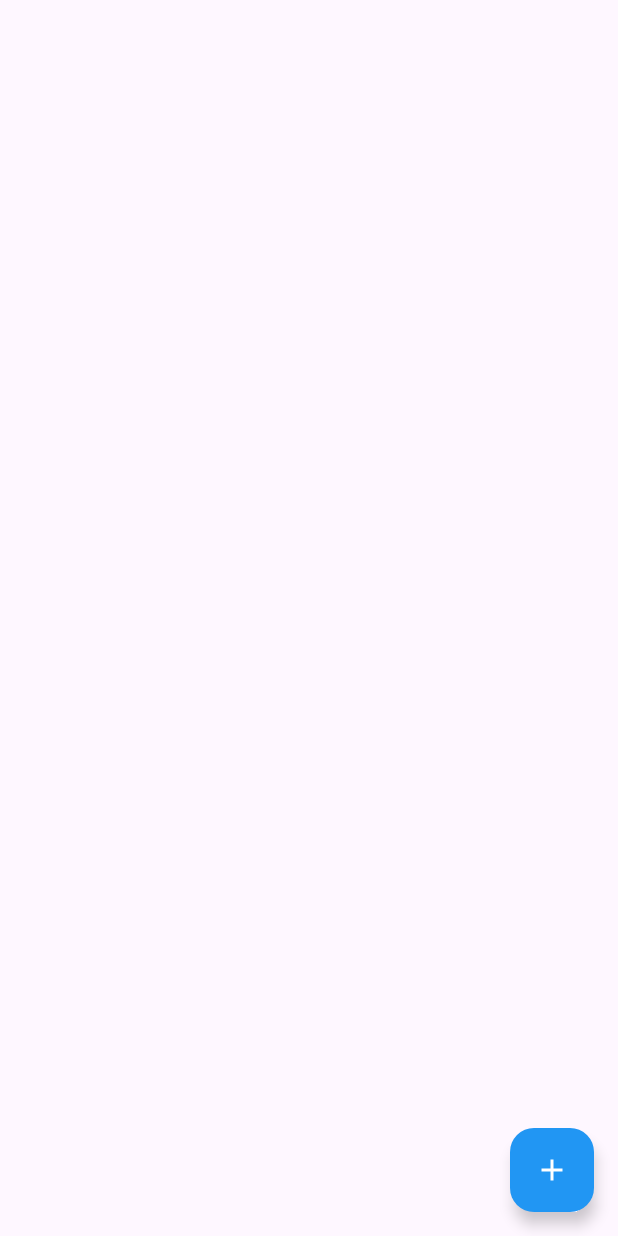
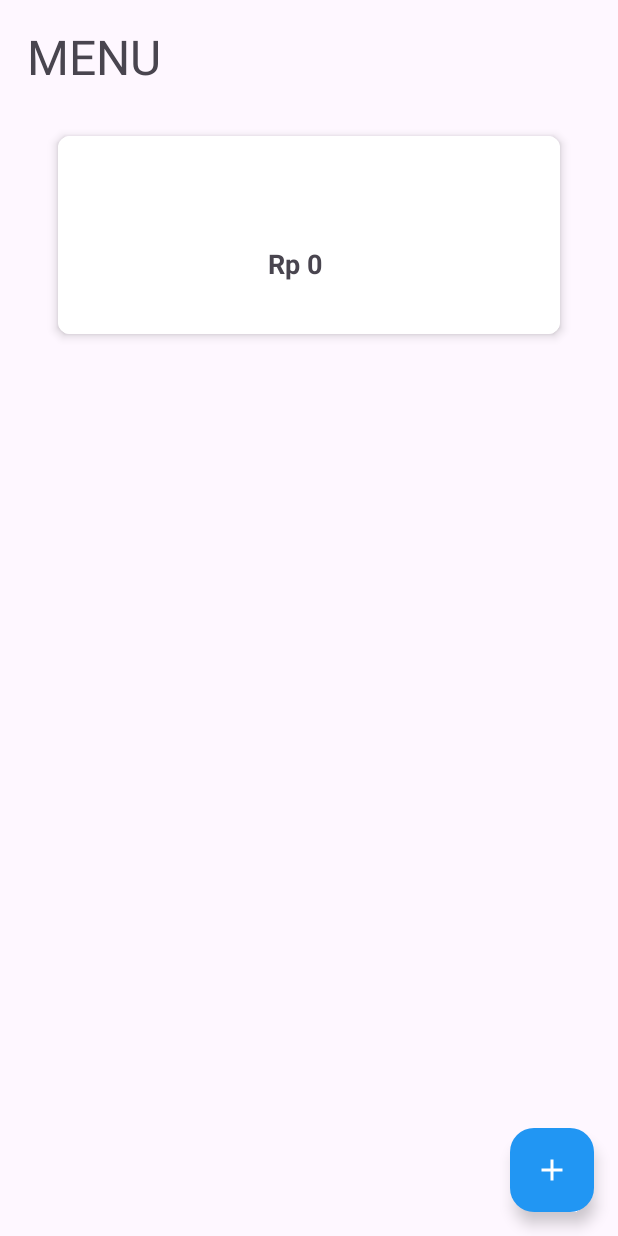
Before and after one commit to salsabilatuadaa/ProjectPBP, an Android app: the ListMenuActivity screen opened directly, with no data from a screen before it, on a phone screen of 412 x 824 dp. Run offline under Robolectric (Android 15) with nearby library versions, the phone set to English and light mode, and no system bars.

Commit message:
create menu

```diff
--- a/app/src/main/java/com/android/projectpbp/Activity/ListMenuActivity.kt
+++ b/app/src/main/java/com/android/projectpbp/Activity/ListMenuActivity.kt
@@ -3,21 +3,36 @@ package com.android.projectpbp.Activity
 import android.content.Intent
 import androidx.appcompat.app.AppCompatActivity
 import android.os.Bundle
+import androidx.recyclerview.widget.LinearLayoutManager
+import com.android.projectpbp.Adapter.MenuAdapter
+import com.android.projectpbp.DatabaseHelper
 import com.android.projectpbp.databinding.ActivityListMenuBinding
 
 
 class ListMenuActivity : AppCompatActivity() {
 
     private lateinit var binding: ActivityListMenuBinding
+    private lateinit var db : DatabaseHelper
+    private lateinit var menuAdapter : MenuAdapter
     override fun onCreate(savedInstanceState: Bundle?) {
         super.onCreate(savedInstanceState)
         binding = ActivityListMenuBinding.inflate(layoutInflater)
         setContentView(binding.root)
 
+        db = DatabaseHelper(this,)
+        menuAdapter = MenuAdapter(db.getAllMenu(), this)
+
+        binding.menuRecyclerView.layoutManager = LinearLayoutManager(this)
+        binding.menuRecyclerView.adapter = menuAdapter
+
         binding.addButton.setOnClickListener{
             val intent = Intent(this, CreateMenuActivity::class.java)
             startActivity(intent)
-            finish()
         }
     }
+
+    override fun onResume() {
+        super.onResume()
+        menuAdapter.refreshData(db.getAllMenu())
+    }
 }
--- a/app/src/main/java/com/android/projectpbp/Activity/RegisterActivity.kt
+++ b/app/src/main/java/com/android/projectpbp/Activity/RegisterActivity.kt
@@ -10,13 +10,13 @@ import com.android.projectpbp.databinding.ActivityRegisterBinding
 class RegisterActivity : AppCompatActivity() {
 
     private lateinit var binding : ActivityRegisterBinding
-    private lateinit var databaseHelper: DatabaseHelper
+    private lateinit var db : DatabaseHelper
     override fun onCreate(savedInstanceState: Bundle?) {
         super.onCreate(savedInstanceState)
         binding = ActivityRegisterBinding.inflate(layoutInflater)
         setContentView(binding.root)
 
-        databaseHelper = DatabaseHelper(this)
+        db = DatabaseHelper(this)
 
         binding.buttonRegister.setOnClickListener {
             val registerUsername = binding.editTextUsername.text.toString()
@@ -32,7 +32,7 @@ class RegisterActivity : AppCompatActivity() {
     }
 
     private fun registerDatabase(username: String, password : String){
-        val insertRowId = databaseHelper.insertUser(username, password)
+        val insertRowId = db.insertUser(username, password)
         if (insertRowId != -1L){
             Toast.makeText(this, "Register Successful", Toast.LENGTH_SHORT).show()
             val intent = Intent (this, LoginActivity::class.java)
--- /dev/null
+++ b/app/src/main/java/com/android/projectpbp/Adapter/MenuAdapter.kt
@@ -0,0 +1,40 @@
+package com.android.projectpbp.Adapter
+
+import android.content.Context
+import android.view.LayoutInflater
+import android.view.View
+import android.view.ViewGroup
+import android.widget.TextView
+import androidx.recyclerview.widget.RecyclerView
+import com.android.projectpbp.Model.Menu
+import com.android.projectpbp.R
+
+class MenuAdapter(private var menu : List<Menu>, context: Context) : RecyclerView.Adapter<MenuAdapter.MenuViewHolder>(){
+
+    class MenuViewHolder(itemView: View) : RecyclerView.ViewHolder(itemView){
+        val namaMenu : TextView = itemView.findViewById(R.id.namaMenu)
+        val hargaMenu : TextView = itemView.findViewById(R.id.hargaMenu)
+
+    }
+
+    override fun onCreateViewHolder(parent: ViewGroup, viewType: Int): MenuViewHolder {
+        val view = LayoutInflater.from(parent.context).inflate(R.layout.menu_item, parent, false)
+        return MenuViewHolder(view)
+    }
+
+    override fun getItemCount(): Int {
+        return menu.size
+    }
+
+    override fun onBindViewHolder(holder: MenuViewHolder, position: Int) {
+        val Menu = menu[position]
+        holder.namaMenu.text = Menu.namamenu
+        holder.hargaMenu.text = "Rp " + Menu.harga.toString()
+    }
+
+    fun refreshData(newMenu: List<Menu>){
+        menu = newMenu
+        notifyDataSetChanged()
+    }
+
+}
--- a/app/src/main/java/com/android/projectpbp/DatabaseHelper.kt
+++ b/app/src/main/java/com/android/projectpbp/DatabaseHelper.kt
@@ -1,32 +1,53 @@
 package com.android.projectpbp
 
-import android.content.ContentValues
+import  android.content.ContentValues
 import android.content.Context
 import android.database.sqlite.SQLiteDatabase
 import android.database.sqlite.SQLiteOpenHelper
+import android.graphics.Bitmap
+import android.graphics.BitmapFactory
+import com.android.projectpbp.Model.Menu
+import java.io.ByteArrayOutputStream
 
 class DatabaseHelper(context:Context): SQLiteOpenHelper(context, DATABASE_NAME, null, DATABASE_VERSION) {
 
     companion object{
         private const val DATABASE_NAME = "Penjualan.db"
         private const val DATABASE_VERSION = 1
+
         private const val TABLE_NAME = "user"
         private const val COLUMN_ID = "id"
         private const val COLUMN_USERNAME = "username"
         private const val COLUMN_PASSWORD = "password"
+
+        private const val TABLE_MENU = "menu"
+        private const val COLUMN_MENU_ID = "id"
+        private const val COLUMN_MENU_NAMA ="namamenu"
+//        private const val COLUMN_MENU_KATEGORI = "kategori"
+        private const val COLUMN_MENU_HARGA = "harga"
+        private const val COLUMN_MENU_GAMBAR = "menugambar"
     }
 
     override fun onCreate(db: SQLiteDatabase?) {
         val createTableQuery = ("CREATE TABLE $TABLE_NAME (" +
                 "$COLUMN_ID INTEGER PRIMARY KEY AUTOINCREMENT, " +
                 "$COLUMN_USERNAME TEXT," +
-                "$COLUMN_PASSWORD TETX)")
+                "$COLUMN_PASSWORD TEXT)")
         db?.execSQL(createTableQuery)
+
+        val createMenuQuery = ("CREATE TABLE $TABLE_MENU (" +
+                "$COLUMN_MENU_ID INTEGER PRIMARY KEY AUTOINCREMENT, "+
+                "$COLUMN_MENU_NAMA TEXT,"+
+                "$COLUMN_MENU_HARGA INTEGER)")
+        db?.execSQL(createMenuQuery)
     }
 
     override fun onUpgrade(db: SQLiteDatabase?, oldVersion: Int, newVersion: Int) {
         val dropTableQuery = "DROP TABLE IF EXISTS $TABLE_NAME"
         db?.execSQL(dropTableQuery)
+
+        val dropMenuQuery = "DROP TABLE IF EXISTS $TABLE_MENU"
+        db?.execSQL(dropMenuQuery)
         onCreate(db)
     }
 
@@ -37,7 +58,59 @@ class DatabaseHelper(context:Context): SQLiteOpenHelper(context, DATABASE_NAME,
         }
         val db = writableDatabase
         return db.insert(TABLE_NAME, null, values)
+        db.close()
     }
+
+    fun insertMenu(menu : Menu): Long {
+        val values = ContentValues().apply {
+            put(COLUMN_MENU_NAMA, menu.namamenu)
+//            put(COLUMN_MENU_KATEGORI, menu.kategori.joinToString(","))
+            put(COLUMN_MENU_HARGA, menu.harga)
+//            put(COLUMN_MENU_GAMBAR, bitmapToByteArray(menu.gambar))
+        }
+        val db = writableDatabase
+        return db.insert(TABLE_MENU, null, values)
+        db.close()
+    }
+
+    fun isMenuTableExists(): Boolean {
+        val db = readableDatabase
+        val query = "SELECT name FROM sqlite_master WHERE type='table' AND name='$TABLE_MENU'"
+        val cursor = db.rawQuery(query, null)
+        val tableExists = cursor.count > 0
+        cursor.close()
+        db.close()
+        return tableExists
+    }
+
+        fun getAllMenu(): List<Menu>{
+        val menuList = mutableListOf<Menu>()
+        val db = readableDatabase
+        val query = "SELECT * FROM $TABLE_MENU"
+        val cursor = db.rawQuery(query, null)
+
+        while (cursor.moveToNext()){
+            val idmenu = cursor.getInt(cursor.getColumnIndexOrThrow(COLUMN_MENU_ID))
+            val namamenu = cursor.getString(cursor.getColumnIndexOrThrow(COLUMN_MENU_NAMA))
+            val harga = cursor.getInt(cursor.getColumnIndexOrThrow(COLUMN_MENU_HARGA))
+
+            val menu = Menu(idmenu, namamenu, harga)
+            menuList.add(menu)
+        }
+        cursor.close()
+        db.close()
+        return menuList
+    }
+
+//    private fun bitmapToByteArray(bitmap: Bitmap): ByteArray {
+//        val stream = ByteArrayOutputStream()
+//        bitmap.compress(Bitmap.CompressFormat.PNG, 100, stream)
+//        return stream.toByteArray()
+//    }
+//
+//    private fun byteArrayToBitmap(byteArray: ByteArray): Bitmap {
+//        return BitmapFactory.decodeByteArray(byteArray, 0, byteArray.size)
+//    }
 
     fun readUser(username: String, password: String): Boolean{
         val db = readableDatabase
--- /dev/null
+++ b/app/src/main/java/com/android/projectpbp/Model/Menu.kt
@@ -0,0 +1,10 @@
+package com.android.projectpbp.Model
+
+import android.graphics.Bitmap
+
+data class Menu(val idmenu: Int,
+                val namamenu: String,
+//                val kategori: List<String> = listOf("Makanan", "Minuman"),
+                val harga: Int,
+//                val gambar : Bitmap
+                )
--- a/app/src/main/res/layout/activity_list_menu.xml
+++ b/app/src/main/res/layout/activity_list_menu.xml
@@ -6,6 +6,23 @@
     android:layout_width="match_parent"
     android:layout_height="match_parent"
     tools:context=".Activity.ListMenuActivity">
+
+    <TextView
+        android:layout_width="wrap_content"
+        android:layout_height="wrap_content"
+        android:layout_alignParentTop="true"
+        android:layout_marginTop="16dp"
+        android:text="MENU"
+        android:textSize="32sp"
+        android:layout_marginStart="18dp"/>
+
+    <androidx.recyclerview.widget.RecyclerView
+        android:id="@+id/menuRecyclerView"
+        android:layout_width="match_parent"
+        android:layout_height="match_parent"
+        android:layout_marginTop="50dp"
+        android:padding="24dp"/>
+
 
     <com.google.android.material.floatingactionbutton.FloatingActionButton
         android:id="@+id/addButton"
--- /dev/null
+++ b/app/src/main/res/layout/menu_item.xml
@@ -0,0 +1,57 @@
+<?xml version="1.0" encoding="utf-8"?>
+<androidx.cardview.widget.CardView
+    xmlns:android="http://schemas.android.com/apk/res/android"
+    xmlns:app="http://schemas.android.com/apk/res-auto"
+    xmlns:tools="http://schemas.android.com/tools"
+    android:layout_width="match_parent"
+    android:layout_height="wrap_content"
+    android:layout_margin="8dp"
+    app:cardCornerRadius="8dp"
+    app:cardElevation="4dp"
+    app:cardUseCompatPadding="true">
+
+    <androidx.constraintlayout.widget.ConstraintLayout
+        android:layout_width="match_parent"
+        android:layout_height="match_parent"
+        android:padding="16dp"
+        android:background="@color/white">
+
+        <ImageView
+            android:id="@+id/imageMenu"
+            android:layout_width="100dp"
+            android:layout_height="100dp"
+            android:contentDescription="Image Warung"
+            android:scaleType="centerCrop"
+            app:layout_constraintBottom_toBottomOf="parent"
+            app:layout_constraintStart_toStartOf="parent"
+            app:layout_constraintTop_toTopOf="parent"
+            tools:src="@drawable/login_food" />
+        <TextView
+            android:id="@+id/namaMenu"
+            android:layout_width="0dp"
+            android:layout_height="wrap_content"
+            android:layout_marginStart="24dp"
+            android:textSize="24sp"
+            android:textStyle="bold"
+            android:layout_marginTop="16dp"
+            app:layout_constraintEnd_toEndOf="parent"
+            app:layout_constraintStart_toEndOf="@+id/imageMenu"
+            app:layout_constraintTop_toTopOf="@+id/imageMenu"
+            tools:text="Nasi Goreng" />
+
+        <TextView
+            android:id="@+id/hargaMenu"
+            android:layout_width="wrap_content"
+            android:layout_height="wrap_content"
+            android:text="Rp 10000"
+            android:layout_marginStart="24dp"
+            android:textSize="18sp"
+            android:textStyle="bold"
+            android:layout_marginTop="8dp"
+            app:layout_constraintStart_toEndOf="@+id/imageMenu"
+            app:layout_constraintTop_toBottomOf="@+id/namaMenu" />
+
+
+    </androidx.constraintlayout.widget.ConstraintLayout>
+
+</androidx.cardview.widget.CardView>
```
Also changed, not shown: app/src/main/java/com/android/projectpbp/Activity/CreateMenuActivity.kt (+20 -0 lines), app/src/main/java/com/android/projectpbp/Activity/MainActivity.kt (+9 -0 lines), app/src/main/res/layout/activity_create_menu.xml (+16 -21 lines), app/src/main/res/layout/activity_main.xml (+12 -34 lines).
